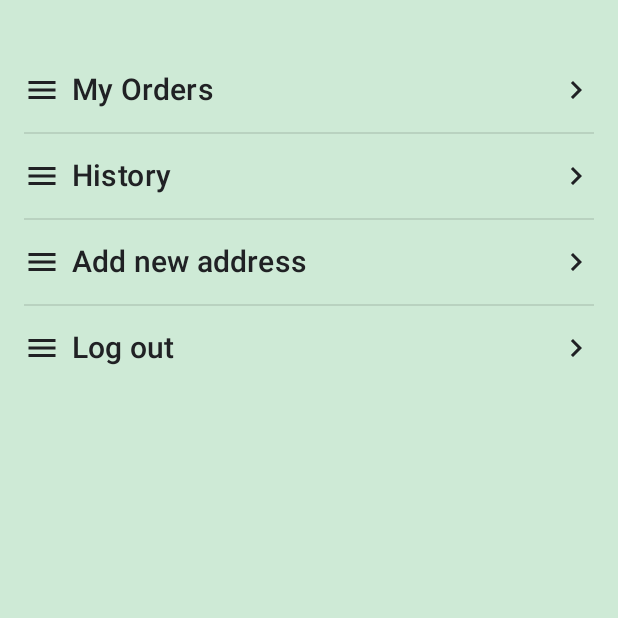
After one commit to sheikh-10/User-App, an Android app built with Jetpack Compose: the composable SettingsScreen shown on its own in the app's theme, on a phone screen of 412 x 824 dp, the top half of it. The commit adds this screen. Run offline under Robolectric (Android 15) with nearby library versions, the phone set to English and light mode, and no system bars.

Commit message:
Settings UI screen - 7th release

```diff
--- /dev/null
+++ b/app/src/main/java/com/food/userapp/ui/SettingsScreen.kt
@@ -0,0 +1,87 @@
+package com.food.userapp.ui
+
+import android.content.res.Configuration.UI_MODE_NIGHT_YES
+import androidx.compose.foundation.background
+import androidx.compose.foundation.layout.*
+import androidx.compose.material.*
+import androidx.compose.material.icons.Icons
+import androidx.compose.material.icons.outlined.KeyboardArrowRight
+import androidx.compose.material.icons.outlined.Menu
+import androidx.compose.runtime.Composable
+import androidx.compose.ui.Alignment
+import androidx.compose.ui.Modifier
+import androidx.compose.ui.tooling.preview.Preview
+import androidx.compose.ui.unit.dp
+import com.food.userapp.ui.theme.UserAppTheme
+
+@Composable
+fun SettingsScreen(modifier: Modifier = Modifier) {
+    Column(modifier = modifier
+        .fillMaxSize()
+        .background(MaterialTheme.colors.background)
+        .padding(16.dp),
+        horizontalAlignment = Alignment.CenterHorizontally) {
+
+        SettingsButton(text = "My Orders", modifier = modifier.padding(top = 16.dp))
+
+        Divider(modifier = modifier
+            .fillMaxWidth()
+            .padding(vertical = 16.dp))
+
+        SettingsButton(text = "History")
+        Divider(modifier = modifier
+            .fillMaxWidth()
+            .padding(vertical = 16.dp))
+
+        SettingsButton(text = "Add new address")
+        Divider(modifier = modifier
+            .fillMaxWidth()
+            .padding(vertical = 16.dp))
+
+        SettingsButton(text = "Log out")
+    }
+}
+
+@Composable
+private fun SettingsButton(modifier: Modifier = Modifier, text: String) {
+    Row(modifier = modifier.fillMaxWidth(),
+        verticalAlignment = Alignment.CenterVertically,
+        horizontalArrangement = Arrangement.spacedBy(8.dp)
+        ) {
+
+        Icon(imageVector = Icons.Outlined.Menu,
+            contentDescription = null,
+            modifier = modifier,
+            tint = MaterialTheme.colors.onSurface
+            )
+
+        Text(text = text,
+            style = MaterialTheme.typography.h6,
+            modifier = modifier
+                .wrapContentWidth(align = Alignment.Start),
+            color = MaterialTheme.colors.onSurface)
+
+        Icon(imageVector = Icons.Outlined.KeyboardArrowRight,
+            contentDescription = null,
+            modifier = modifier
+                .fillMaxWidth()
+                .wrapContentWidth(align = Alignment.End),
+            tint = MaterialTheme.colors.onSurface)
+    }
+}
+
+@Preview(showBackground = true, showSystemUi = true)
+@Composable
+private fun SettingsScreenLightThemePreview() {
+    UserAppTheme(darkTheme = false) {
+        SettingsScreen()
+    }
+}
+
+@Preview(showBackground = true, showSystemUi = true, uiMode = UI_MODE_NIGHT_YES)
+@Composable
+private fun SettingsScreenDarkThemePreview() {
+    UserAppTheme(darkTheme = true) {
+        SettingsScreen()
+    }
+}
```
Also changed, not shown: app/src/main/java/com/food/userapp/ui/HomeScreen.kt (+3 -5 lines), app/src/main/java/com/food/userapp/ui/SplashScreen.kt (added, +43 -0 lines).
